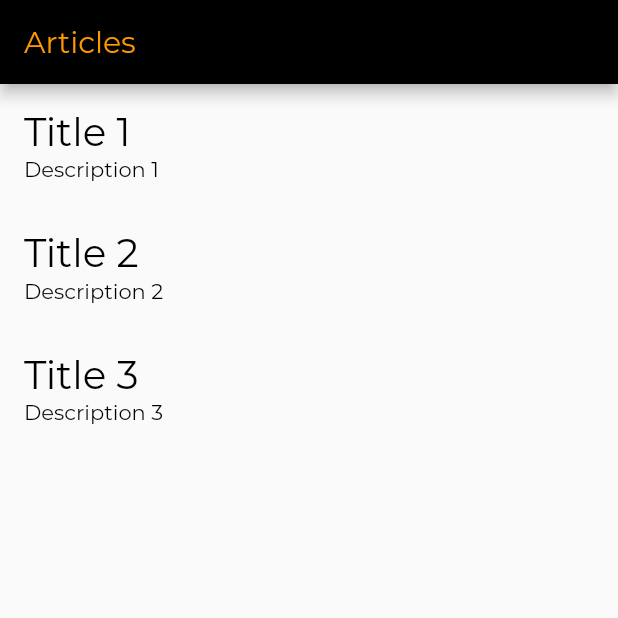
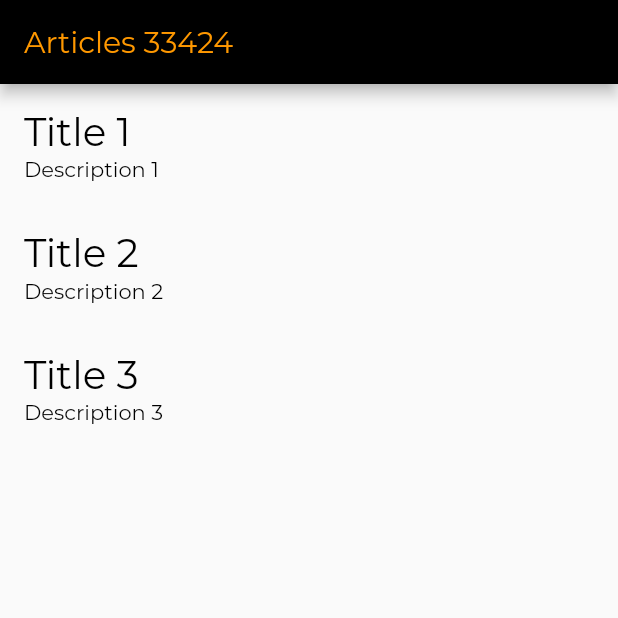
Before and after one commit to diogocapela/flutter-box, a Flutter app: the screen it shows after launch, on a phone screen of 412 x 824 dp, the top half of it. Run offline on Flutter 3.47's test engine with Material 2 defaults, Android fonts, the phone set to English and light mode, and no system bars; project files that could hold a hidden picture were left out.

Commit message:
feat: Add global state

```diff
--- a/lib/app.dart
+++ b/lib/app.dart
@@ -1,6 +1,9 @@
 import 'package:flutter/material.dart';
+import 'package:provider/provider.dart';
 
 import 'styles.dart';
+
+import 'state/global_state.dart';
 
 import 'routes/articles.dart';
 import 'routes/article.dart';
@@ -11,10 +14,13 @@ const ArticleRoute = '/article';
 class App extends StatelessWidget {
   @override
   Widget build(BuildContext context) {
-    return MaterialApp(
+    return ChangeNotifierProvider(
+      create: (context) => GlobalState(),
+      child: MaterialApp(
         title: 'Flutter BOX',
         onGenerateRoute: _routes(),
         theme: _theme(),
+      ),
     );
   }
 
@@ -22,7 +28,8 @@ class App extends StatelessWidget {
     return (settings) {
       final Map<String, dynamic> arguments = settings.arguments;
       Widget screen;
-      switch(settings.name) {
+
+      switch (settings.name) {
         case '/':
           screen = ArticlesPage();
           break;
@@ -40,11 +47,7 @@ class App extends StatelessWidget {
   ThemeData _theme() {
     return ThemeData(
       appBarTheme: AppBarTheme(
-          textTheme: TextTheme(
-            title: AppBarTitleStyle
-          ),
-          color: Colors.black
-        ),
+          textTheme: TextTheme(title: AppBarTitleStyle), color: Colors.black),
       textTheme: TextTheme(title: TitleTextStyle, body1: Body1TextStyle),
       primarySwatch: Colors.green,
     );
--- a/lib/models/article.dart
+++ b/lib/models/article.dart
@@ -10,7 +10,8 @@ class Article {
   final String publishedAt;
   final Source source;
 
-  Article(this.slug, this.title, this.description, this.content, this.url, this.imageUrl, this.publishedAt, this.source);
+  Article(this.slug, this.title, this.description, this.content, this.url,
+      this.imageUrl, this.publishedAt, this.source);
 
   static List<Article> fetchAll() {
     return [
@@ -50,7 +51,7 @@ class Article {
   static Article fetchBySlug(String articleSlug) {
     List<Article> articles = Article.fetchAll();
 
-    for(var i = 0; i < articles.length; i++) {
+    for (var i = 0; i < articles.length; i++) {
       if (articles[i].slug == articleSlug) {
         return articles[i];
       }
--- a/lib/routes/articles.dart
+++ b/lib/routes/articles.dart
@@ -1,4 +1,7 @@
 import 'package:flutter/material.dart';
+import 'package:provider/provider.dart';
+
+import '../state/global_state.dart';
 
 import '../models/article.dart';
 
@@ -10,18 +13,20 @@ class ArticlesPage extends StatelessWidget {
   Widget build(BuildContext context) {
     // TODO: This should not be on the build method as it is called multiple times during the render!
     final articles = Article.fetchAll();
+    // Fetch from global state
+    final state = Provider.of<GlobalState>(context);
 
     return Scaffold(
-      appBar: AppBar(
-        title: Text('Articles'),
-      ),
-      body: ListView(
-        children: articles.map((a) => GestureDetector(
-          child: TextBox(a.title, a.description, Colors.red),
-          onTap: () => _onArticleTap(context, a.slug),
-        )).toList()
-      )
-    );
+        appBar: AppBar(
+          title: Text("Articles ${state.value}"),
+        ),
+        body: ListView(
+            children: articles
+                .map((a) => GestureDetector(
+                      child: TextBox(a.title, a.description, Colors.red),
+                      onTap: () => _onArticleTap(context, a.slug),
+                    ))
+                .toList()));
   }
 
   _onArticleTap(BuildContext context, String articleSlug) {
--- /dev/null
+++ b/lib/state/global_state.dart
@@ -0,0 +1,12 @@
+import 'package:flutter/material.dart';
+
+class GlobalState with ChangeNotifier {
+  int _value = 33424;
+
+  int get value => _value;
+
+  set value(int newValue) {
+    _value = newValue;
+    notifyListeners();
+  }
+}
--- a/pubspec.yaml
+++ b/pubspec.yaml
@@ -23,6 +23,7 @@ dependencies:
   # The following adds the Cupertino Icons font to your application.
   # Use with the CupertinoIcons class for iOS style icons.
   cupertino_icons: ^0.1.2
+  provider: ^4.0.2
 
 dev_dependencies:
   flutter_test:
```
Also changed, not shown: lib/models/source.dart (line endings or trailing spaces), lib/routes/article.dart (line endings or trailing spaces), lib/styles.dart (line endings or trailing spaces), pubspec.lock. Lines whose indentation alone changed are shown as unchanged.
